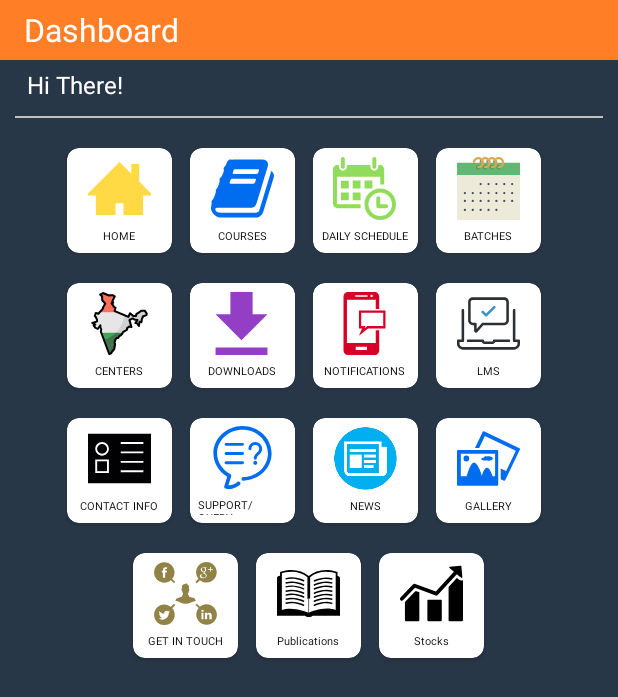
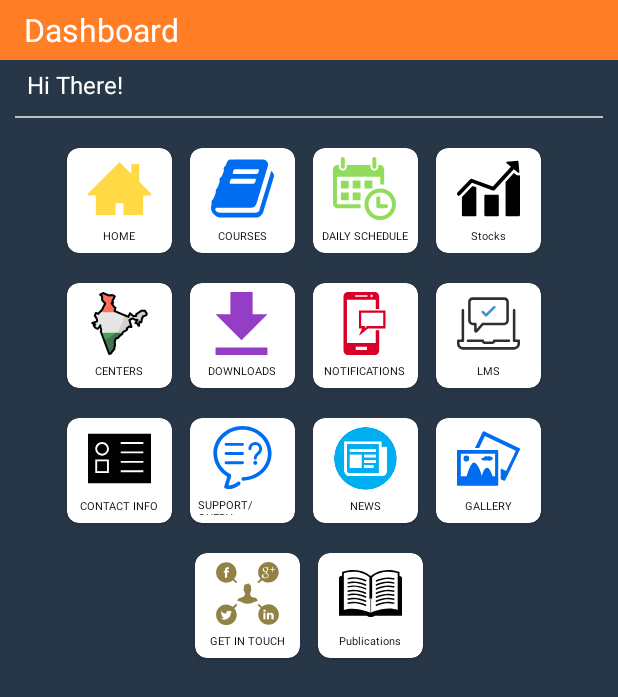
Before and after one commit to appingway-Project20/Starwings, an Android app: the DailyScheduleActivity screen opened directly, with no data from a screen before it, after a tap on "Dashboard", on a phone screen of 412 x 824 dp. Shown: the top 697 px of the screen. Run offline under Robolectric (Android 15) with nearby library versions, the light colour scheme and no system bars; our stand-ins replace ButterKnife; 2 statements that could not run were skipped.

Commit message:
updated app

```diff
--- a/app/src/main/AndroidManifest.xml
+++ b/app/src/main/AndroidManifest.xml
@@ -19,7 +19,8 @@
         android:label="@string/app_name"
         android:roundIcon="@mipmap/ic_launcher_round"
         android:supportsRtl="true"
-        android:theme="@style/AppTheme">
+        android:theme="@style/AppTheme"
+        >
         <activity
             android:name=".AboutUsActivity"
             android:parentActivityName=".Dashboard" />
@@ -115,7 +116,6 @@
             android:parentActivityName=".Dashboard" />
         <activity android:name=".BatchDetailsActivity" />
         <activity android:name=".MainActivity" />
-        <activity android:name=".TimeTableActivity" />
         <activity android:name=".NewsActivity" />
         <activity android:name=".NewsDetailActivity" />
         <activity android:name=".GetInTouchActivity" />
--- a/app/src/main/java/com/example/admin/starwingsapp/CenterActivity.java
+++ b/app/src/main/java/com/example/admin/starwingsapp/CenterActivity.java
@@ -25,8 +25,8 @@ public class CenterActivity extends AppCompatActivity {
     TextView toolbartitle;
     LinearLayoutManager layoutManager;
     ArrayList<String> arrayList=new ArrayList<String>();
-    String[] centres={"Dwarka Ramphal Chowk (Coming Soon)","Laxmi Nagar Near Metrostation (Coming Soon)",
-            "Pitam Pura near Metrostation (Coming Soon)","Janak Puri (Coming Soon)"};
+    String[] centres={"Dwarka Ramphal Chowk","Laxmi Nagar Near Metrostation",
+            "Pitam Pura near Metrostation","Janak Puri"};
     @Override
     protected void onCreate(@Nullable Bundle savedInstanceState) {
         super.onCreate(savedInstanceState);
--- a/app/src/main/java/com/example/admin/starwingsapp/DailyScheduleActivity.java
+++ b/app/src/main/java/com/example/admin/starwingsapp/DailyScheduleActivity.java
@@ -31,18 +31,21 @@ import java.net.URL;
 import java.util.ArrayList;
 import java.util.List;
 
-public class DailyScheduleActivity extends AppCompatActivity implements DailyScheduleAdapter.ListItemClickListener{
+public class DailyScheduleActivity extends AppCompatActivity {
     private RecyclerView recyclerView;
     private DailyScheduleAdapter adapter;
     private LinearLayoutManager layoutManager;
     private Toolbar toolbar;
     private TextView titleView;
-    String[] days = {"Monday","Tuesday","Wednesday","Thursday","Friday","Saturday"};
+    private WebView webView;
+    private ArrayList<String> urllist;
+    private static final String API_URL="http://starwingslearningdestination.com/php/app_api/apiTimetable.php?apikey=zxcvbnm123zxdewas";
     @Override
     protected void onCreate(Bundle savedInstanceState) {
         super.onCreate(savedInstanceState);
         setContentView(R.layout.activity_daily_schedule);
         toolbar = (Toolbar) findViewById(R.id.toolbar);
+        webView= (WebView) findViewById(R.id.web);
         setSupportActionBar(toolbar);
         getSupportActionBar().setDisplayHomeAsUpEnabled(true);
         getSupportActionBar().setDisplayShowHomeEnabled(true);
@@ -56,62 +59,66 @@ public class DailyScheduleActivity extends AppCompatActivity implements DailySch
                 startActivity(intent);
             }
         });
+        urllist=new ArrayList<>();
         recyclerView = (RecyclerView) findViewById(R.id.dailyrecycler);
-        adapter = new DailyScheduleAdapter(this,days,this);
         recyclerView.setHasFixedSize(true);
         layoutManager = new LinearLayoutManager(this);
         recyclerView.setLayoutManager(layoutManager);
-        recyclerView.setAlpha(0);
-        recyclerView.setAdapter(adapter);
+        try {
+            new RetrieveFeedTask().execute();
+        }catch (Exception ex){
+            Toast.makeText(DailyScheduleActivity.this,ex.toString(),Toast.LENGTH_SHORT);
+        }
+    }
 
-        new Handler().postDelayed(new Runnable() {
-            @Override
-            public void run() {
+    class RetrieveFeedTask extends AsyncTask<Void, Void, String> {
 
-                // This will give me the initial first and last visible element's position.
-                // This is required as only this elements needs to be animated
-                // Start will be always zero in this case as we are calling in onCreate
-                int start = layoutManager.findFirstVisibleItemPosition();
-                int end = layoutManager.findLastVisibleItemPosition();
+        protected String doInBackground(Void... urls) {
+            // Do some validation here
 
-                Log.i("Start: ", start + "");
-                Log.i("End: ", end + "");
+            try {
+                URL url = new URL(API_URL);
+                HttpURLConnection urlConnection = (HttpURLConnection) url.openConnection();
+                try {
+                    BufferedReader bufferedReader = new BufferedReader(new InputStreamReader(urlConnection.getInputStream()));
+                    StringBuilder stringBuilder = new StringBuilder();
+                    String line = "";
+                    while ((line = bufferedReader.readLine()) != null) {
+                        stringBuilder.append(line).append("\n");
+                    }
+                    bufferedReader.close();
+                    return stringBuilder.toString();
+                } finally {
+                    urlConnection.disconnect();
+                }
+            } catch (Exception e) {
+                Log.e("ERROR", e.getMessage(), e);
+                return null;
+            }
+        }
 
-                // Multiplication factor
-                int DELAY = 700;
+        protected void onPostExecute(String response) {
 
-                // Loop through all visible element
-                for (int i = start; i <= end; i++) {
-                    Log.i("Animatining: ", i + "");
+            if (response == null) {
+                response = "THERE WAS AN ERROR";
+            }
 
-                    // Get View
-                    View v = recyclerView.findViewHolderForAdapterPosition(i).itemView;
+            Log.i("INFO", response);
+            try {
 
-                    // Hide that view initially
-                    v.setAlpha(0);
-                    // Setting animations: slide and alpha 0 to 1
-                    PropertyValuesHolder slide = PropertyValuesHolder.ofFloat(View.TRANSLATION_Y, 150, 0);
-                    PropertyValuesHolder alpha = PropertyValuesHolder.ofFloat(View.ALPHA, 0, 1);
-                    ObjectAnimator a = ObjectAnimator.ofPropertyValuesHolder(v, slide, alpha);
-                    a.setDuration(300);
+                JSONArray array = new JSONArray(response);
+                for(int i=0;i<array.length();i++) {
+                    JSONObject jsonObject = array.getJSONObject(i);
+                    String link = jsonObject.getString("Link");
+                    urllist.add(link);
+                }
+                adapter=new DailyScheduleAdapter(DailyScheduleActivity.this,urllist);
+                recyclerView.setAdapter(adapter);
+            } catch (Exception e) {
+                e.printStackTrace();
+            }
 
-                    // It will set delay. As loop progress it will increment
-                    // And it will look like items are appearing one by one.
-                    // Not all at a time
-                    a.setStartDelay(i * DELAY);
-
-                    a.setInterpolator(new DecelerateInterpolator());
-
-                    a.start();
-
-                }
-
-                // Set Recycler View visible as all visible are now hidden
-                // Animation will start, so set it visible
-                recyclerView.setAlpha(1);
-
-            }
-        }, 50);
+        }
     }
     @Override
     public boolean onOptionsItemSelected(MenuItem item) {
@@ -122,10 +129,4 @@ public class DailyScheduleActivity extends AppCompatActivity implements DailySch
 
         return super.onOptionsItemSelected(item);
     }
-    @Override
-    public void onListItemClicked(int position) {
-        Intent intent= new Intent(DailyScheduleActivity.this,TimeTableActivity.class);
-        intent.putExtra("day",position);
-        startActivity(intent);
-    }
 }
--- a/app/src/main/java/com/example/admin/starwingsapp/DailyScheduleAdapter.java
+++ b/app/src/main/java/com/example/admin/starwingsapp/DailyScheduleAdapter.java
@@ -6,7 +6,11 @@ import android.support.v7.widget.RecyclerView;
 import android.view.LayoutInflater;
 import android.view.View;
 import android.view.ViewGroup;
+import android.webkit.WebSettings;
+import android.webkit.WebView;
 import android.widget.TextView;
+
+import java.util.ArrayList;
 
 /**
  * Created by Lalit on 12-07-2017.
@@ -14,13 +18,11 @@ import android.widget.TextView;
 
 class DailyScheduleAdapter extends RecyclerView.Adapter<DailyScheduleAdapter.MyViewHolder>{
     private Context context;
-    String[] days;
-    private ListItemClickListener listener;
+    private ArrayList<String> urllist;
 
-    public DailyScheduleAdapter(Context contetxt,String[] days,ListItemClickListener listener) {
+    public DailyScheduleAdapter(Context contetxt,ArrayList<String> list) {
         this.context = context;
-        this.days = days;
-        this.listener=listener;
+        this.urllist = list;
     }
 
     @Override
@@ -34,31 +36,26 @@ class DailyScheduleAdapter extends RecyclerView.Adapter<DailyScheduleAdapter.MyV
     @Override
     public void onBindViewHolder(DailyScheduleAdapter.MyViewHolder holder, int position) {
         //String url=urlList.get(position);
-
-        holder.dayName.setText(days[position]);
-        holder.dayName.setTextColor(Color.WHITE);
+        holder.webView.setVisibility(WebView.VISIBLE);
+        String completeUrl="http://starwingslearningdestination.com/php/web_api/"+urllist.get(position);
+        String doc="<iframe src='http://docs.google.com/viewer?url="+completeUrl+"&embedded=true' width='100%' height='100%'  style='border: none;'></iframe>";
+        holder.webView.loadData(doc,"text/html", "utf-8");
     }
 
     @Override
     public int getItemCount() {
-        return days.length;
+        return urllist.size();
     }
 
-    public class MyViewHolder extends RecyclerView.ViewHolder implements View.OnClickListener{
-        TextView dayName;
+    public class MyViewHolder extends RecyclerView.ViewHolder{
+        WebView webView;
 
         public MyViewHolder(View itemView) {
             super(itemView);
-            dayName= (TextView) itemView.findViewById(R.id.day_name);
-            itemView.setOnClickListener(this);
-        }
-        @Override
-        public void onClick(View view) {
-            int listItemIndex = getAdapterPosition();
-            listener.onListItemClicked(listItemIndex);
+            webView= (WebView) itemView.findViewById(R.id.web);
+            webView.getSettings().setJavaScriptEnabled(true);
+            webView.getSettings().setAllowFileAccess(true);
+            webView.getSettings().setPluginState(WebSettings.PluginState.ON);
         }
     }
-    public interface ListItemClickListener {
-        void onListItemClicked(int position);
-    }
 }
--- a/app/src/main/java/com/example/admin/starwingsapp/Dashboard.java
+++ b/app/src/main/java/com/example/admin/starwingsapp/Dashboard.java
@@ -29,8 +29,6 @@ public class Dashboard extends AppCompatActivity {
     CardView courses;
     @BindView(R.id.daily)
     CardView schedule;
-    @BindView(R.id.bat)
-    CardView batches;
     @BindView(R.id.editText)
     TextView editText;
     @BindView(R.id.title)
@@ -148,7 +146,7 @@ public class Dashboard extends AppCompatActivity {
         }
         return haveConnectedWifi || haveConnectedMobile;
     }
-    @OnClick({R.id.home, R.id.course, R.id.daily, R.id.bat, R.id.editText, R.id.india, R.id.down, R.id.not, R.id.lm, R.id.det, R.id.suppo, R.id.news,R.id.gallery_container,R.id.getintouch, R.id.publication, R.id.stocks})
+    @OnClick({R.id.home, R.id.course, R.id.daily, R.id.editText, R.id.india, R.id.down, R.id.not, R.id.lm, R.id.det, R.id.suppo, R.id.news,R.id.gallery_container,R.id.getintouch, R.id.publication, R.id.stocks})
     public void onViewClicked(View view) {
         Intent intent;
         switch (view.getId()) {
@@ -162,10 +160,6 @@ public class Dashboard extends AppCompatActivity {
                 break;
             case R.id.daily:
                 intent=new Intent(Dashboard.this,DailyScheduleActivity.class);
-                startActivity(intent);
-                break;
-            case R.id.bat:
-                intent = new Intent(Dashboard.this, BatchesActivity.class);
                 startActivity(intent);
                 break;
             case R.id.editText:
@@ -217,6 +211,4 @@ public class Dashboard extends AppCompatActivity {
         }
     }
 
-
-
 }
--- a/app/src/main/java/com/example/admin/starwingsapp/NotificationActivity.java
+++ b/app/src/main/java/com/example/admin/starwingsapp/NotificationActivity.java
@@ -94,8 +94,8 @@ public class NotificationActivity extends AppCompatActivity {
         });
         //startRegistrationService(true, false);
         //GCM related part end
+        arrayList = new ArrayList<>(prefs.getStringSet("list", new HashSet<String>()));
         message = getIntent().getStringExtra("message");
-        arrayList=new ArrayList<String>(prefs.getStringSet("list",new HashSet<String>()));
         if (message!=null){
             arrayList.add(message);
         }
--- a/app/src/main/res/layout/activity_dashboard.xml
+++ b/app/src/main/res/layout/activity_dashboard.xml
@@ -149,15 +149,14 @@
                     android:textSize="7sp" />
             </LinearLayout>
         </android.support.v7.widget.CardView>
-
         <android.support.v7.widget.CardView
-            android:id="@+id/bat"
+            android:id="@+id/stocks"
             android:layout_width="70dp"
             android:layout_height="70dp"
+            android:layout_toRightOf="@id/daily"
             android:layout_marginBottom="10dp"
             android:layout_marginLeft="6dp"
             android:layout_marginRight="6dp"
-            android:layout_toRightOf="@+id/daily"
             android:elevation="15dp"
             app:cardCornerRadius="8dp">
 
@@ -170,18 +169,18 @@
                 android:orientation="vertical">
 
                 <ImageView
-                    android:id="@+id/batches"
+                    android:id="@+id/ivstocks"
                     android:layout_width="42dp"
                     android:layout_height="42dp"
                     android:layout_gravity="center"
-                    android:src="@drawable/ic_calendar" />
+                    android:src="@drawable/ic_increasing_stocks_graphic_of_bars" />
 
                 <TextView
                     android:layout_width="wrap_content"
                     android:layout_height="wrap_content"
                     android:layout_gravity="center"
                     android:layout_marginTop="5dp"
-                    android:text="BATCHES"
+                    android:text="Stocks"
                     android:textColor="#000000"
                     android:textSize="7sp" />
             </LinearLayout>
@@ -572,42 +571,6 @@
                     android:textSize="7sp" />
             </LinearLayout>
         </android.support.v7.widget.CardView>
-        <android.support.v7.widget.CardView
-            android:id="@+id/stocks"
-            android:layout_width="70dp"
-            android:layout_height="70dp"
-            android:layout_toRightOf="@id/publication"
-            android:layout_marginBottom="10dp"
-            android:layout_marginLeft="6dp"
-            android:layout_marginRight="6dp"
-            android:elevation="15dp"
-            app:cardCornerRadius="8dp">
-
-            <LinearLayout
-                android:layout_width="wrap_content"
-                android:layout_height="wrap_content"
-                android:layout_gravity="center"
-                android:layout_margin="5dp"
-                android:gravity="center"
-                android:orientation="vertical">
-
-                <ImageView
-                    android:id="@+id/ivstocks"
-                    android:layout_width="42dp"
-                    android:layout_height="42dp"
-                    android:layout_gravity="center"
-                    android:src="@drawable/ic_increasing_stocks_graphic_of_bars" />
-
-                <TextView
-                    android:layout_width="wrap_content"
-                    android:layout_height="wrap_content"
-                    android:layout_gravity="center"
-                    android:layout_marginTop="5dp"
-                    android:text="Stocks"
-                    android:textColor="#000000"
-                    android:textSize="7sp" />
-            </LinearLayout>
-        </android.support.v7.widget.CardView>
     </RelativeLayout>
 
 
--- a/app/src/main/res/layout/activity_splash_screen.xml
+++ b/app/src/main/res/layout/activity_splash_screen.xml
@@ -7,6 +7,7 @@
     tools:context="com.example.admin.starwingsapp.SplashScreen">
 
     <TextView
+        android:id="@+id/textView2"
         android:layout_width="wrap_content"
         android:layout_height="wrap_content"
         android:layout_marginBottom="134dp"
@@ -14,7 +15,7 @@
         android:layout_marginLeft="8dp"
         android:layout_marginRight="8dp"
         android:layout_marginStart="8dp"
-        android:text="www.company-website.com"
+        android:text="www.starwingslearningdestination.com"
         android:textSize="16sp"
         app:layout_constraintBottom_toBottomOf="parent"
         app:layout_constraintHorizontal_bias="0.507"
--- a/app/src/main/res/layout/contact_info_layout.xml
+++ b/app/src/main/res/layout/contact_info_layout.xml
@@ -26,7 +26,7 @@
             <TextView
                 android:layout_width="wrap_content"
                 android:layout_height="wrap_content"
-                android:text="884-A SomBazaar Majafgarh,Glamour Classes and Starwings Learning Destination"
+                android:text="884-A SomBazaar Najafgarh,Glamour Classes and Starwings Learning Destination"
                 android:layout_gravity="center_vertical"
                 android:textSize="16sp"
                 android:textStyle="bold"
@@ -74,7 +74,7 @@
                 <TextView
                     android:layout_width="wrap_content"
                     android:layout_height="wrap_content"
-                    android:text="1625 B/3 Main Thana Road Opp. Petrol Pump, Majafgarh, New Delhi- 110043"
+                    android:text="1625 B/3 Main Thana Road Opp. Petrol Pump, Najafgarh, New Delhi- 110043"
                     android:layout_gravity="center_vertical"
                     android:textSize="16sp"
                     android:textStyle="bold"
```
Also changed, not shown: app/src/main/java/com/example/admin/starwingsapp/TimeTableActivity.java (deleted, +0 -130 lines), app/src/main/java/com/example/admin/starwingsapp/adpaters/AboutUsAdapter.java (+8 -4 lines), app/src/main/res/layout/activity_login.xml (+3 -18 lines), app/src/main/res/layout/activity_timetable.xml (deleted, +0 -20 lines), app/src/main/res/layout/card_layout.xml (+11 -5 lines), app/src/main/res/layout/daily_schedule_item.xml (+6 -9 lines), app/src/main/res/drawable/sachin.jpeg (added).
